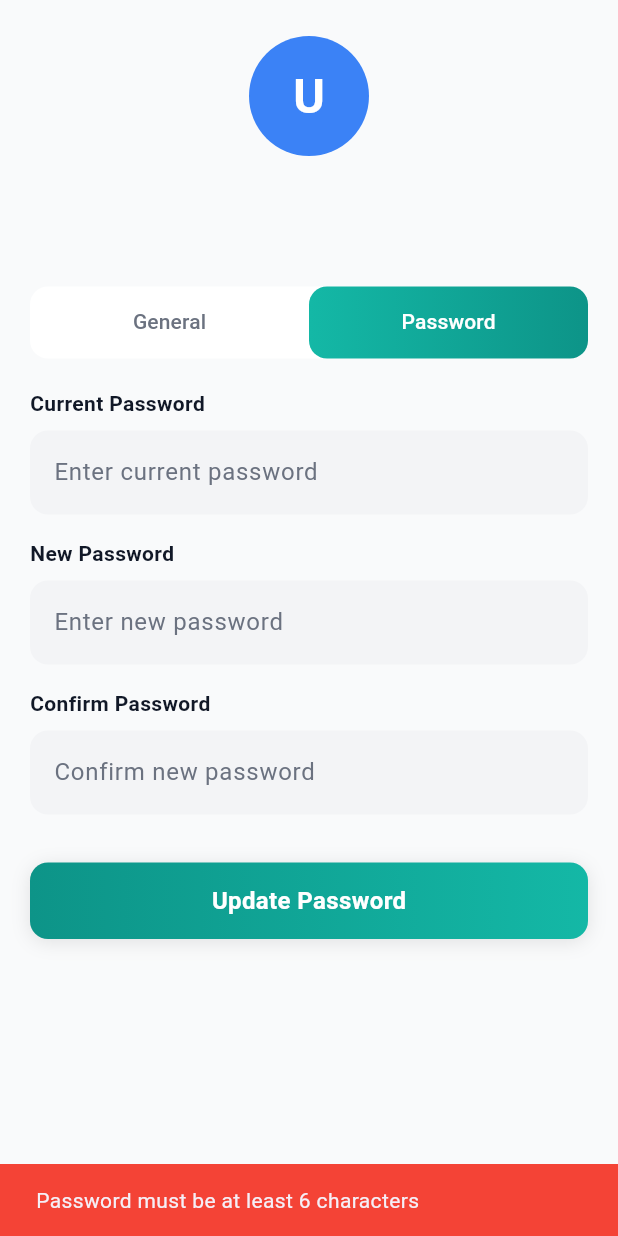
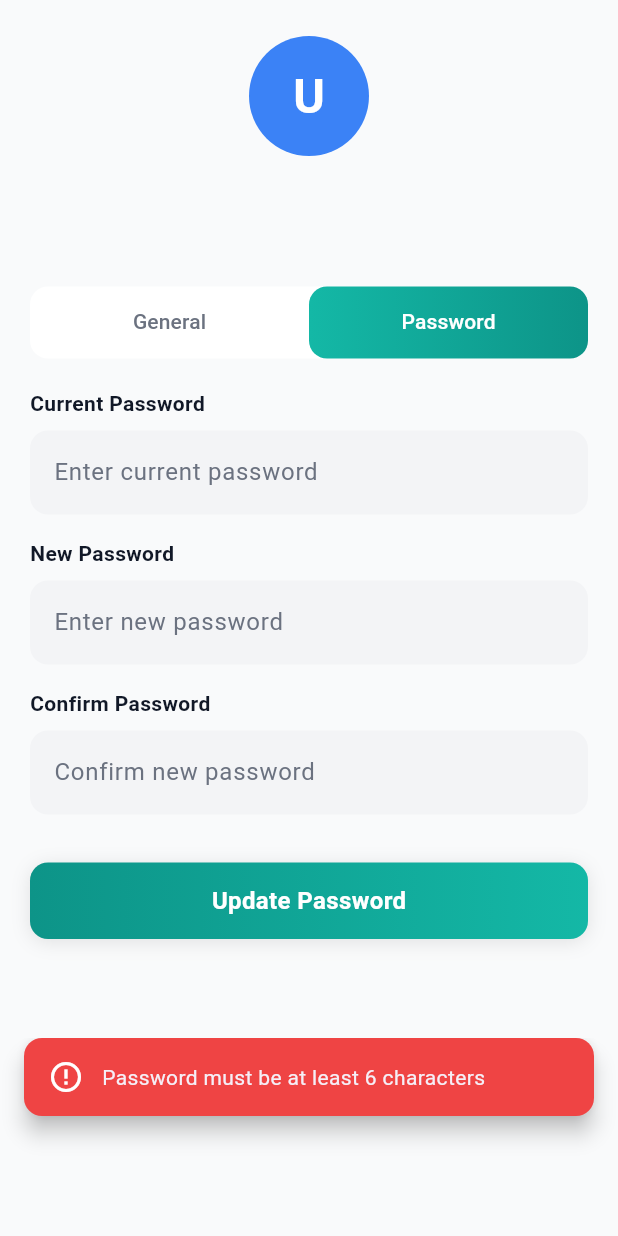
Before and after one commit to hamzashah007/Rattil, a Flutter app: the ProfileScreen screen opened directly with empty values, tab 2 chosen, after a tap on "Update Password", on a phone screen of 412 x 824 dp. Run offline on Flutter 3.47's test engine with Material 3 defaults, Android fonts, the phone set to English and light mode, and no system bars; our stand-ins replace cloud_firestore, curved_navigation_bar, firebase_auth, firebase_core, flutter_svg; accounts and stored records are empty.

Commit message:
Snackbar Changed

```diff
--- a/lib/screens/profile_screen.dart
+++ b/lib/screens/profile_screen.dart
@@ -63,6 +63,27 @@ class _ProfileScreenState extends State<ProfileScreen> with SingleTickerProvider
     return avatarColors[hash % avatarColors.length];
   }
 
+  void _showSnackBar(String message, {bool isError = false}) {
+    ScaffoldMessenger.of(context).showSnackBar(
+      SnackBar(
+        content: Row(
+          children: [
+            Icon(
+              isError ? Icons.error_outline : Icons.check_circle_outline,
+              color: Colors.white,
+            ),
+            const SizedBox(width: 12),
+            Expanded(child: Text(message)),
+          ],
+        ),
+        backgroundColor: isError ? const Color(0xFFEF4444) : ThemeColors.primaryTeal,
+        behavior: SnackBarBehavior.floating,
+        shape: RoundedRectangleBorder(borderRadius: BorderRadius.circular(12)),
+        margin: const EdgeInsets.only(left: 16, right: 16, bottom: 80),
+      ),
+    );
+  }
+
   @override
   void initState() {
     super.initState();
@@ -86,9 +107,7 @@ class _ProfileScreenState extends State<ProfileScreen> with SingleTickerProvider
   Future<void> _updateProfile() async {
     final user = FirebaseAuth.instance.currentUser;
     if (user == null) {
-      ScaffoldMessenger.of(context).showSnackBar(
-        SnackBar(content: Text('User not logged in'), backgroundColor: Colors.red),
-      );
+      _showSnackBar('User not logged in', isError: true);
       return;
     }
 
@@ -104,14 +123,10 @@ class _ProfileScreenState extends State<ProfileScreen> with SingleTickerProvider
       // Refresh user data in AuthProvider
       await Provider.of<app_auth.AuthProvider>(context, listen: false).fetchUserData();
 
-      ScaffoldMessenger.of(context).showSnackBar(
-        SnackBar(content: Text('Profile updated successfully!'), backgroundColor: ThemeColors.primaryTeal),
-      );
+      _showSnackBar('Profile updated successfully!');
     } catch (e) {
       print('Profile update error: $e');
-      ScaffoldMessenger.of(context).showSnackBar(
-        SnackBar(content: Text('Failed to update: ${e.toString()}'), backgroundColor: Colors.red),
-      );
+      _showSnackBar('Failed to update: ${e.toString()}', isError: true);
     }
 
     setState(() => _isLoading = false);
@@ -122,16 +137,12 @@ class _ProfileScreenState extends State<ProfileScreen> with SingleTickerProvider
     if (user == null) return;
 
     if (_newPasswordController.text != _confirmPasswordController.text) {
-      ScaffoldMessenger.of(context).showSnackBar(
-        SnackBar(content: Text('Passwords do not match'), backgroundColor: Colors.red),
-      );
+      _showSnackBar('Passwords do not match', isError: true);
       return;
     }
 
     if (_newPasswordController.text.length < 6) {
-      ScaffoldMessenger.of(context).showSnackBar(
-        SnackBar(content: Text('Password must be at least 6 characters'), backgroundColor: Colors.red),
-      );
+      _showSnackBar('Password must be at least 6 characters', isError: true);
       return;
     }
 
@@ -152,21 +163,15 @@ class _ProfileScreenState extends State<ProfileScreen> with SingleTickerProvider
       _newPasswordController.clear();
       _confirmPasswordController.clear();
 
-      ScaffoldMessenger.of(context).showSnackBar(
-        SnackBar(content: Text('Password updated successfully!'), backgroundColor: ThemeColors.primaryTeal),
-      );
+      _showSnackBar('Password updated successfully!');
     } on FirebaseAuthException catch (e) {
       String message = 'Failed to update password';
       if (e.code == 'wrong-password') {
         message = 'Current password is incorrect';
       }
-      ScaffoldMessenger.of(context).showSnackBar(
-        SnackBar(content: Text(message), backgroundColor: Colors.red),
-      );
+      _showSnackBar(message, isError: true);
     } catch (e) {
-      ScaffoldMessenger.of(context).showSnackBar(
-        SnackBar(content: Text('Failed to update password'), backgroundColor: Colors.red),
-      );
+      _showSnackBar('Failed to update password', isError: true);
     }
 
     setState(() => _isPasswordLoading = false);
```
